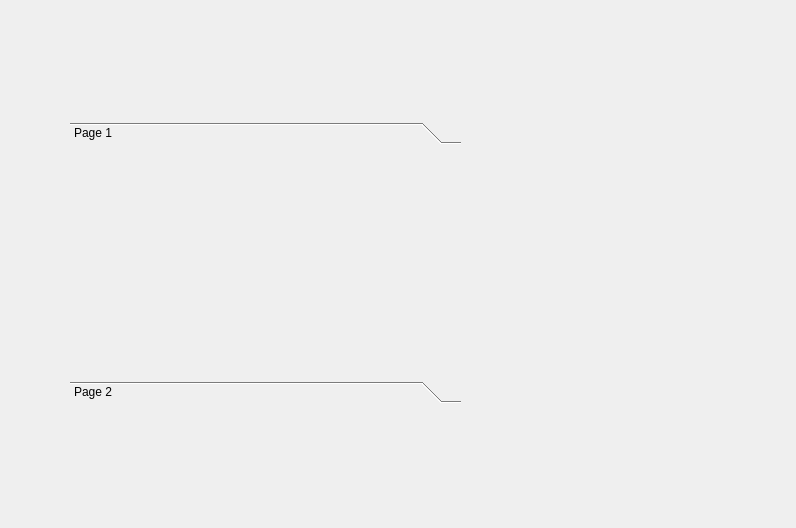
This is SPNPNewGui/parametersform.ui in hackerlank/training_project as Qt 5 draws it before an edit. The edited form follows.
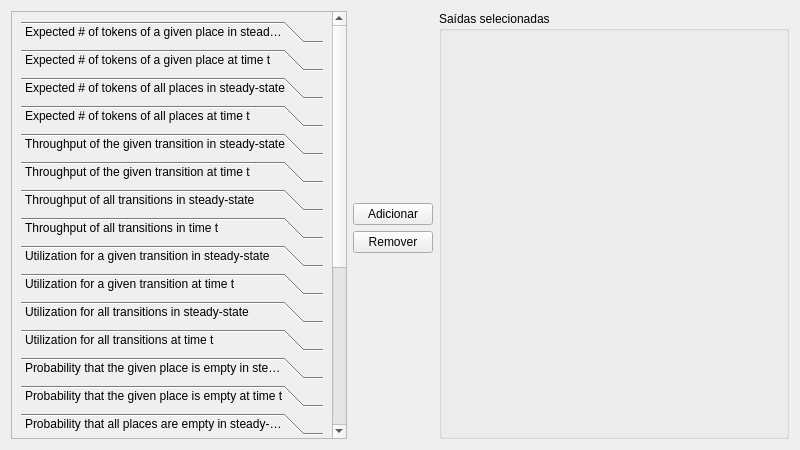
This is the edited form.

Commit message:
Parâmetros
em andamento

```diff
--- a/SPNPNewGui/parametersform.ui
+++ b/SPNPNewGui/parametersform.ui
@@ -6,52 +6,268 @@
    <rect>
     <x>0</x>
     <y>0</y>
-    <width>796</width>
-    <height>528</height>
+    <width>800</width>
+    <height>450</height>
    </rect>
   </property>
   <property name="windowTitle">
    <string>Form</string>
   </property>
-  <widget class="QToolBox" name="toolBox">
-   <property name="geometry">
-    <rect>
-     <x>70</x>
-     <y>122</y>
-     <width>391</width>
-     <height>281</height>
-    </rect>
-   </property>
-   <property name="currentIndex">
-    <number>0</number>
-   </property>
-   <widget class="QWidget" name="page">
-    <property name="geometry">
-     <rect>
-      <x>0</x>
-      <y>0</y>
-      <width>391</width>
-      <height>227</height>
-     </rect>
-    </property>
-    <attribute name="label">
-     <string>Page 1</string>
-    </attribute>
-   </widget>
-   <widget class="QWidget" name="page_2">
-    <property name="geometry">
-     <rect>
-      <x>0</x>
-      <y>0</y>
-      <width>69</width>
-      <height>69</height>
-     </rect>
-    </property>
-    <attribute name="label">
-     <string>Page 2</string>
-    </attribute>
-   </widget>
-  </widget>
+  <layout class="QGridLayout" name="gridLayout">
+   <item row="0" column="0" rowspan="4">
+    <widget class="QScrollArea" name="scrollArea">
+     <property name="widgetResizable">
+      <bool>true</bool>
+     </property>
+     <widget class="QWidget" name="scrollAreaWidgetContents">
+      <property name="geometry">
+       <rect>
+        <x>0</x>
+        <y>-251</y>
+        <width>326</width>
+        <height>681</height>
+       </rect>
+      </property>
+      <layout class="QGridLayout" name="gridLayout_2">
+       <item row="0" column="0">
+        <widget class="QToolBox" name="toolBox">
+         <property name="currentIndex">
+          <number>21</number>
+         </property>
+         <widget class="QWidget" name="expected_1">
+          <property name="geometry">
+           <rect>
+            <x>0</x>
+            <y>0</y>
+            <width>308</width>
+            <height>69</height>
+           </rect>
+          </property>
+          <attribute name="label">
+           <string>Expected # of tokens of a given place in steady-state</string>
+          </attribute>
+         </widget>
+         <widget class="QWidget" name="expected_2">
+          <property name="geometry">
+           <rect>
+            <x>0</x>
+            <y>0</y>
+            <width>308</width>
+            <height>69</height>
+           </rect>
+          </property>
+          <attribute name="label">
+           <string>Expected # of tokens of a given place at time t</string>
+          </attribute>
+         </widget>
+         <widget class="QWidget" name="expected_3">
+          <property name="geometry">
+           <rect>
+            <x>0</x>
+            <y>0</y>
+            <width>308</width>
+            <height>69</height>
+           </rect>
+          </property>
+          <attribute name="label">
+           <string>Expected # of tokens of all places in steady-state</string>
+          </attribute>
+         </widget>
+         <widget class="QWidget" name="expected_4">
+          <property name="geometry">
+           <rect>
+            <x>0</x>
+            <y>0</y>
+            <width>308</width>
+            <height>69</height>
+           </rect>
+          </property>
+          <attribute name="label">
+           <string>Expected # of tokens of all places at time t</string>
+          </attribute>
+         </widget>
+         <widget class="QWidget" name="throughput_1">
+          <property name="geometry">
+           <rect>
+            <x>0</x>
+            <y>0</y>
+            <width>308</width>
+            <height>69</height>
+           </rect>
+          </property>
+          <attribute name="label">
+           <string>Throughput of the given transition in steady-state</string>
+          </attribute>
+         </widget>
+         <widget class="QWidget" name="throughput_2">
+          <property name="geometry">
+           <rect>
+            <x>0</x>
+            <y>0</y>
+            <width>308</width>
+            <height>69</height>
+           </rect>
+          </property>
+          <attribute name="label">
+           <string>Throughput of the given transition at time t</string>
+          </attribute>
+         </widget>
+         <widget class="QWidget" name="throughput_3">
+          <property name="geometry">
+           <rect>
+            <x>0</x>
+            <y>0</y>
+            <width>308</width>
+            <height>69</height>
+           </rect>
+          </property>
+          <attribute name="label">
+           <string>Throughput of all transitions in steady-state</string>
+          </attribute>
+         </widget>
+         <widget class="QWidget" name="throughput_4">
+          <property name="geometry">
+           <rect>
+            <x>0</x>
+            <y>0</y>
+            <width>308</width>
+            <height>69</height>
+           </rect>
+          </property>
+          <attribute name="label">
+           <string>Throughput of all transitions in time t</string>
+          </attribute>
+         </widget>
+         <widget class="QWidget" name="utilization_1">
+          <attribute name="label">
+           <string>Utilization for a given transition in steady-state</string>
+          </attribute>
+         </widget>
+         <widget class="QWidget" name="utilization_2">
+          <attribute name="label">
+           <string>Utilization for a given transition at time t</string>
+          </attribute>
+         </widget>
+         <widget class="QWidget" name="utilization_3">
+          <attribute name="label">
+           <string>Utilization for all transitions in steady-state</string>
+          </attribute>
+         </widget>
+         <widget class="QWidget" name="utilization_4">
+          <attribute name="label">
+           <string>Utilization for all transitions at time t</string>
+          </attribute>
+         </widget>
+         <widget class="QWidget" name="prob_1">
+          <attribute name="label">
+           <string>Probability that the given place is empty in steady-state</string>
+          </attribute>
+         </widget>
+         <widget class="QWidget" name="prob_2">
+          <attribute name="label">
+           <string>Probability that the given place is empty at time t</string>
+          </attribute>
+         </widget>
+         <widget class="QWidget" name="prob_3">
+          <attribute name="label">
+           <string>Probability that all places are empty in steady-state</string>
+          </attribute>
+         </widget>
+         <widget class="QWidget" name="prob_4">
+          <attribute name="label">
+           <string>Probability that all places are empty at time t</string>
+          </attribute>
+         </widget>
+         <widget class="QWidget" name="expected_b1">
+          <attribute name="label">
+           <string>Expected reward rate in steady-state</string>
+          </attribute>
+         </widget>
+         <widget class="QWidget" name="expected_b2">
+          <attribute name="label">
+           <string>Expected reward rate at time t</string>
+          </attribute>
+         </widget>
+         <widget class="QWidget" name="expected_b3">
+          <attribute name="label">
+           <string>Expected accumulated rate until absorption</string>
+          </attribute>
+         </widget>
+         <widget class="QWidget" name="expected_b4">
+          <attribute name="label">
+           <string>Expected accumulated reward by time t</string>
+          </attribute>
+         </widget>
+         <widget class="QWidget" name="ss_analysis">
+          <attribute name="label">
+           <string>Steady-state analysis, default measures</string>
+          </attribute>
+         </widget>
+         <widget class="QWidget" name="variable_value">
+          <attribute name="label">
+           <string>Value of a variable (pr_value)</string>
+          </attribute>
+         </widget>
+        </widget>
+       </item>
+      </layout>
+     </widget>
+    </widget>
+   </item>
+   <item row="0" column="1">
+    <spacer name="verticalSpacer">
+     <property name="orientation">
+      <enum>Qt::Vertical</enum>
+     </property>
+     <property name="sizeHint" stdset="0">
+      <size>
+       <width>20</width>
+       <height>181</height>
+      </size>
+     </property>
+    </spacer>
+   </item>
+   <item row="0" column="2" rowspan="4">
+    <widget class="QGroupBox" name="groupBox">
+     <property name="minimumSize">
+      <size>
+       <width>350</width>
+       <height>0</height>
+      </size>
+     </property>
+     <property name="title">
+      <string>Saídas selecionadas</string>
+     </property>
+    </widget>
+   </item>
+   <item row="1" column="1">
+    <widget class="QPushButton" name="btAdd">
+     <property name="text">
+      <string>Adicionar</string>
+     </property>
+    </widget>
+   </item>
+   <item row="2" column="1">
+    <widget class="QPushButton" name="bt_remove">
+     <property name="text">
+      <string>Remover</string>
+     </property>
+    </widget>
+   </item>
+   <item row="3" column="1">
+    <spacer name="verticalSpacer_2">
+     <property name="orientation">
+      <enum>Qt::Vertical</enum>
+     </property>
+     <property name="sizeHint" stdset="0">
+      <size>
+       <width>20</width>
+       <height>181</height>
+      </size>
+     </property>
+    </spacer>
+   </item>
+  </layout>
  </widget>
  <resources/>
  <connections/>
```
